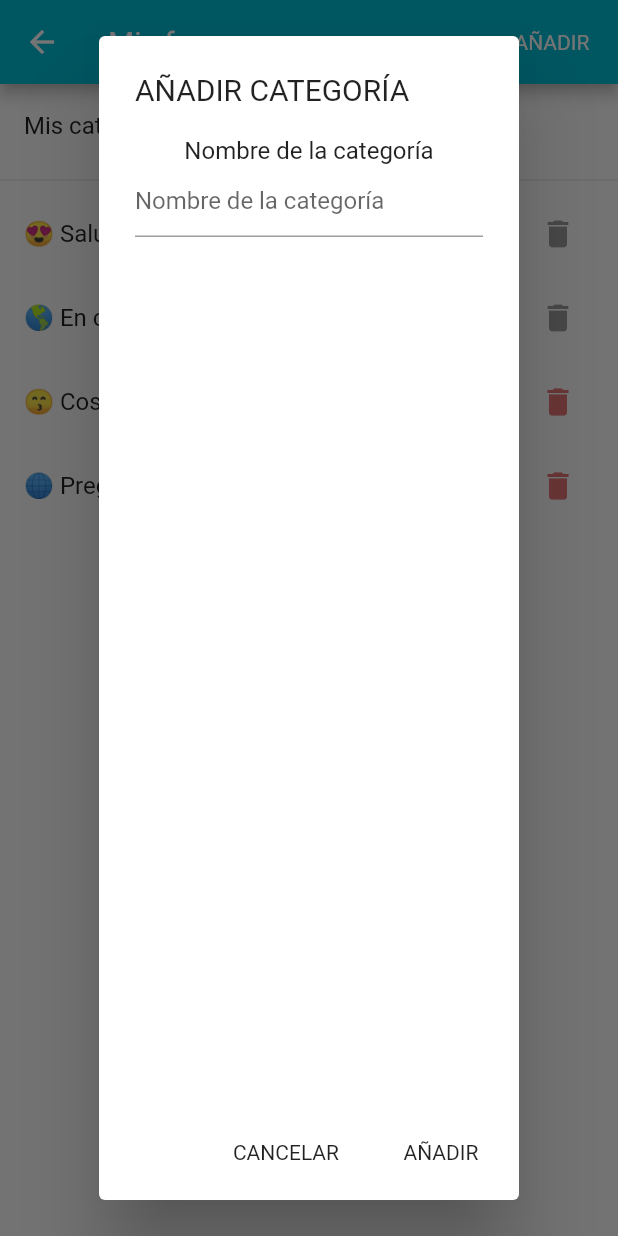
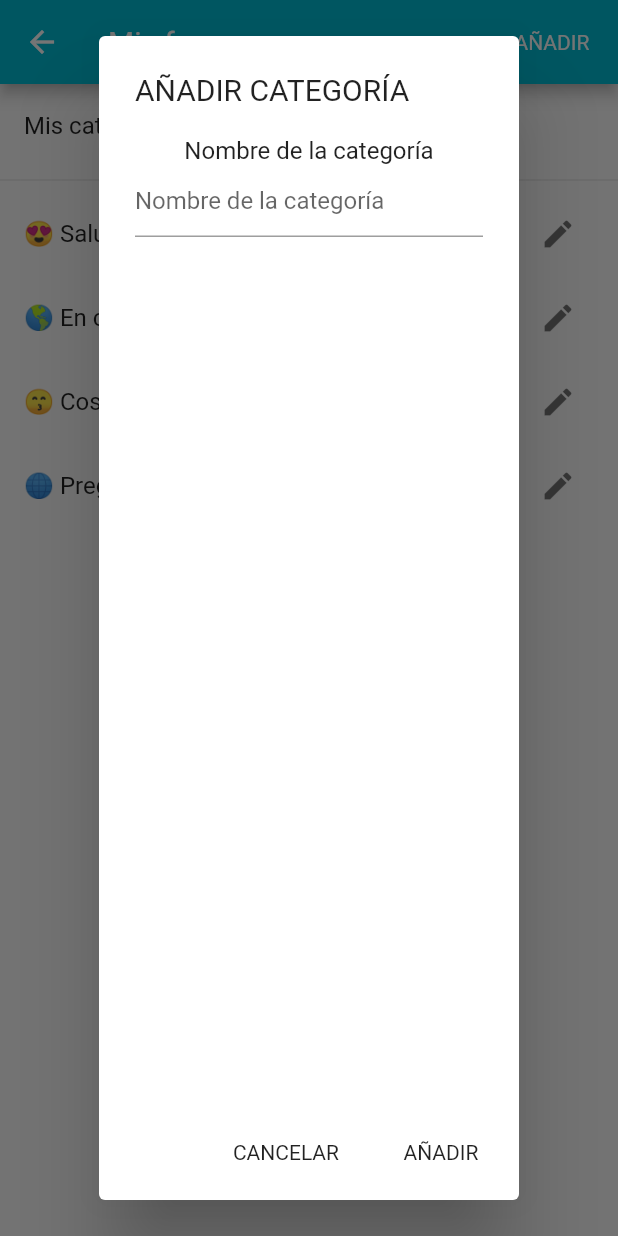
Before and after one commit to redela-investigacion/conversando-flutter, a Flutter app: the PhraseEditorWidget screen opened directly, after a tap on "AÑADIR", on a phone screen of 412 x 824 dp. Run offline on Flutter 3.47's test engine with Material 2 defaults, Android fonts, the phone set to English and light mode, and no system bars; our stand-ins replace flutter_tts, localstorage.

Commit message:
Edit category name in settings

```diff
--- /dev/null
+++ b/lib/categoryDialog.dart
@@ -0,0 +1,54 @@
+import 'package:flutter/material.dart';
+
+Future showCreateCategoryDialog (context){
+  return _showOneFieldDialog(
+      context: context,
+      dialogTitle: "AÑADIR CATEGORÍA",
+      fieldLabel: "Nombre de la categoría",
+      actionLabel: "AÑADIR"
+  );
+}
+
+Future showEditCategoryDialog (context){
+  return _showOneFieldDialog(
+    context: context,
+    dialogTitle: "EDITAR CATEGORÍA",
+    fieldLabel: "Nombre de la categoría",
+    actionLabel: "GUARDAR"
+  );
+}
+
+Future _showOneFieldDialog ({context, String dialogTitle, String fieldLabel, String actionLabel} ){
+  TextEditingController newCategoryController = new TextEditingController();
+  return showDialog(
+    context: context,
+    builder: (BuildContext context) {
+    // return object of type Dialog
+      return AlertDialog(
+        title: new Text(dialogTitle),
+        content: new Column(children: [
+          new Text(fieldLabel),
+          new TextField(
+            controller: newCategoryController,
+            decoration: InputDecoration(
+              hintText: fieldLabel
+            ),
+          )
+        ]),
+        actions: <Widget>[
+          // usually buttons at the bottom of the dialog
+          new FlatButton(
+            child: new Text("CANCELAR"),
+            onPressed: () {
+              Navigator.pop(context);
+            },
+          ),
+          new FlatButton(
+            child: new Text(actionLabel),
+            onPressed: () {
+              Navigator.pop(context, newCategoryController.text);
+            },
+          ),
+        ]);
+    });
+}
--- a/lib/createCategoryDialog.dart
+++ /dev/null
@@ -1,38 +0,0 @@
-import 'package:flutter/material.dart';
-
-Future showCreateCategoryDialog (context){
-  TextEditingController newCategoryController = new TextEditingController();
-  return showDialog(
-      context: context,
-      builder: (BuildContext context) {
-        // return object of type Dialog
-        return AlertDialog(
-          title: new Text("AÑADIR CATEGORÍA"),
-          content: new Column(children: [
-            new Text("Nombre de la categoría"),
-            new TextField(
-              controller: newCategoryController,
-              decoration: InputDecoration(
-                  hintText: 'Nombre de la categoría'
-              ),
-            )
-          ]),
-          actions: <Widget>[
-            // usually buttons at the bottom of the dialog
-            new FlatButton(
-              child: new Text("CANCELAR"),
-              onPressed: () {
-                Navigator.pop(context);
-              },
-            ),
-            new FlatButton(
-              child: new Text("AÑADIR"),
-              onPressed: () {
-                Navigator.pop(context, newCategoryController.text);
-              },
-            ),
-          ],
-        );
-      }
-  );
-}
--- a/lib/editPhrase.dart
+++ b/lib/editPhrase.dart
@@ -1,7 +1,7 @@
 import 'package:conversando/commons.dart';
 import 'package:conversando/context.dart';
 import 'package:flutter/material.dart';
-import 'package:conversando/createCategoryDialog.dart';
+import 'package:conversando/categoryDialog.dart';
 
 class PhraseEditorWidget extends StatelessWidget {
   @override
@@ -46,7 +46,10 @@ class CategoryEditorWidget extends StatelessWidget {
   Widget build(BuildContext context) {
     final TextContextWidgetState tc = TextContextWidget.of(context);
 
-    return RemoveCategoryWidget(this._category);
+    return ListTile(
+      title: Text(this._category.text),
+      trailing: new EditCategoryWidget(this._category)
+    );
   }
 }
 
@@ -60,13 +63,34 @@ class RemoveCategoryWidget extends StatelessWidget {
     final TextContextWidgetState tc = TextContextWidget.of(context);
     final bool emptyCategory = this._category.getPhrases().length == 0;
 
-    return ListTile(
-      title: Text(this._category.text),
-      trailing: IconButton(
-        icon: Icon(Icons.delete),
-        color: emptyCategory ? Colors.red[300] : Colors.grey,
-        onPressed: emptyCategory ? () {tc.removeCategory(this._category.text);} : null
-      ),
+    return IconButton(
+      icon: Icon(Icons.delete),
+      color: emptyCategory ? Colors.red[300] : Colors.grey,
+      onPressed: emptyCategory ? () {tc.removeCategory(this._category.text);} : null
     );
   }
 }
+
+class EditCategoryWidget extends StatelessWidget {
+  final Category _category;
+
+  EditCategoryWidget(this._category);
+
+  @override
+  Widget build(BuildContext context) {
+    final TextContextWidgetState tc = TextContextWidget.of(context);
+
+    return IconButton(
+      icon: Icon(Icons.edit),
+      color: Colors.black54,
+      onPressed: () {
+        showEditCategoryDialog(context).then((
+          value) { // The value passed to Navigator.pop() or null.
+          if (value != null) {
+            tc.editCategory(this._category.text, value);
+          }
+        });
+      }
+    );
+  }
+}
--- a/lib/savePhrase.dart
+++ b/lib/savePhrase.dart
@@ -1,7 +1,7 @@
 import 'package:conversando/commons.dart';
 import 'package:flutter/material.dart';
 import 'package:conversando/context.dart';
-import 'package:conversando/createCategoryDialog.dart';
+import 'package:conversando/categoryDialog.dart';
 
 class SavePhrase extends StatefulWidget {
   State createState() => new SavePhraseState();
```
Also changed, not shown: lib/context.dart (+7 -0 lines).
